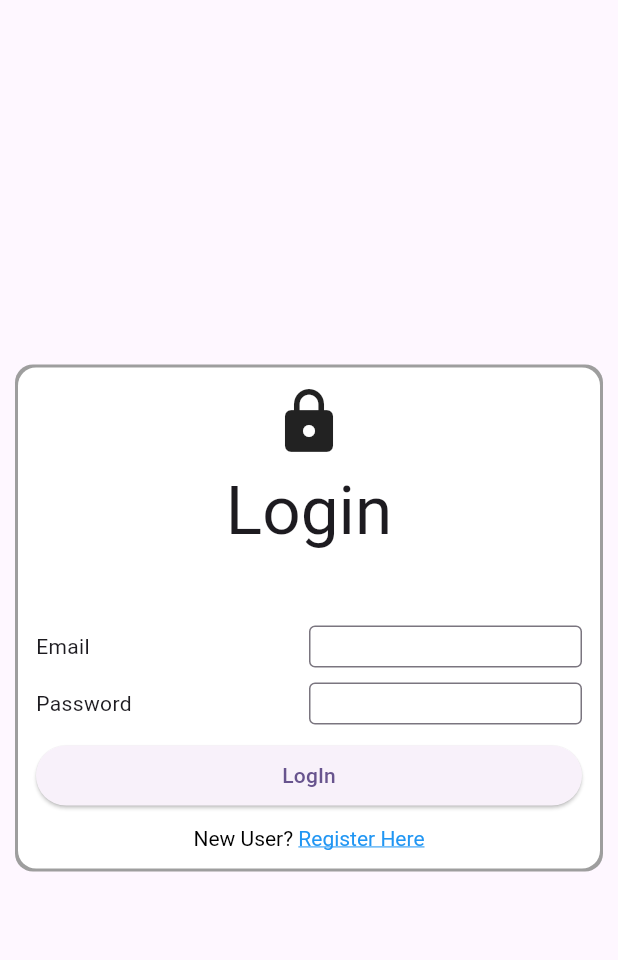
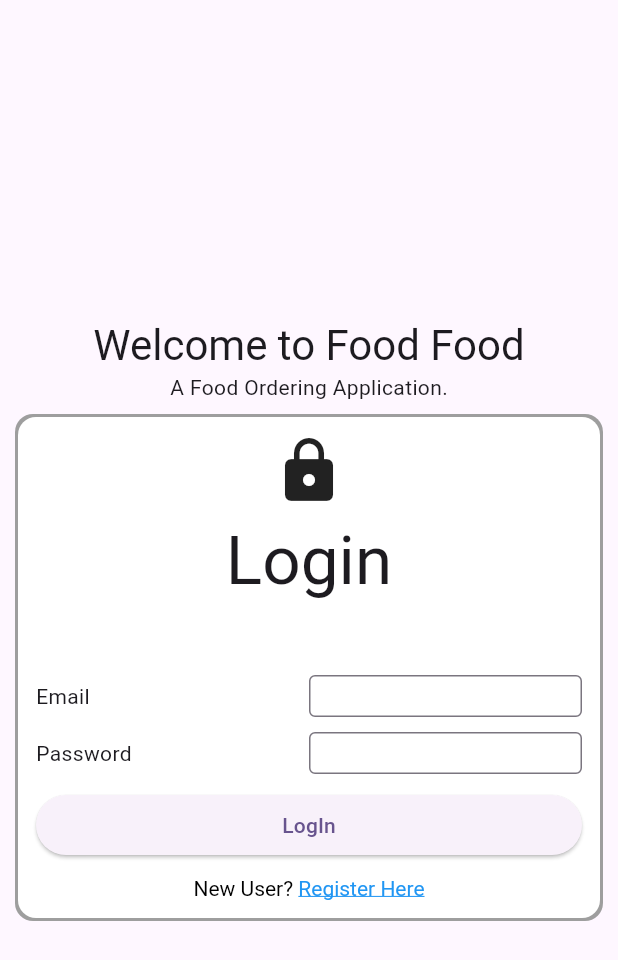
Before and after one commit to riyan-dcosta/food_food, a Flutter app: the screen it shows after launch, on a phone screen of 412 x 824 dp. Shown: the top 960 px of the screen. Run offline on Flutter 3.47's test engine with Material 3 defaults, Android fonts, the phone set to English and light mode, and no system bars; our stand-ins replace cloud_firestore, firebase_auth, firebase_core, flutter_riverpod, freezed_annotation, riverpod_annotation; accounts and stored records are empty; generated files the repository leaves out were written again.

Commit message:
code refactoring

```diff
--- a/lib/features/authentication/sign_in_page.dart
+++ b/lib/features/authentication/sign_in_page.dart
@@ -5,6 +5,7 @@ import 'package:food_food/data/authentication/app_auth.dart';
 import 'package:food_food/features/authentication/components/input_label_field.dart';
 import 'package:food_food/features/authentication/sign_up_page.dart';
 import 'package:food_food/features/common/app_constants.dart';
+import 'package:food_food/features/common/app_global_state.dart';
 import 'package:food_food/features/common/app_snackbar/app_snackbar.dart';
 import 'package:food_food/features/common/components/elevated_container.dart';
 import 'package:food_food/features/common/navigation/app_navigation.dart';
@@ -26,6 +27,7 @@ class _SignInPageState extends ConsumerState<SignInPage> {
 
   @override
   Widget build(BuildContext context) {
+    final textTheme = ref.watch(appTextThemeProvider(context));
     return EzScaffold(
       // appBar: EzAppBar(
       //     automaticallyImplyLeading: false,
@@ -37,6 +39,21 @@ class _SignInPageState extends ConsumerState<SignInPage> {
           crossAxisAlignment: CrossAxisAlignment.stretch,
           mainAxisAlignment: MainAxisAlignment.center,
           children: [
+            Column(
+              children: [
+                Text(
+                  "Welcome to Food Food",
+                  style: textTheme.headlineMedium,
+                ),
+                Text(
+                  "A Food Ordering Application.",
+                  style: textTheme.bodyMedium,
+                ),
+              ],
+            ),
+            SizedBox(
+              height: 10,
+            ),
             ElevatedContainer(
               child: Column(
                 crossAxisAlignment: CrossAxisAlignment.stretch,
@@ -52,7 +69,9 @@ class _SignInPageState extends ConsumerState<SignInPage> {
                       style: Theme.of(context).textTheme.displayMedium,
                     ),
                   ),
-                  SizedBox(height: 30,),
+                  SizedBox(
+                    height: 30,
+                  ),
                   InputLabelField(
                     label: "Email",
                     textController: emailController,
--- a/lib/features/common/app_global_state.dart
+++ b/lib/features/common/app_global_state.dart
@@ -1,4 +1,6 @@
 import 'package:cloud_firestore/cloud_firestore.dart';
+import 'package:flutter/cupertino.dart';
+import 'package:flutter/material.dart';
 import 'package:riverpod_annotation/riverpod_annotation.dart';
 
 part 'app_global_state.g.dart';
@@ -11,3 +13,8 @@ class FireStoreDB extends _$FireStoreDB {
     return db;
   }
 }
+
+@riverpod
+TextTheme appTextTheme(AppTextThemeRef ref, BuildContext context) {
+  return Theme.of(context).textTheme;
+}
--- a/lib/main.dart
+++ b/lib/main.dart
@@ -25,7 +25,7 @@ class MyApp extends StatelessWidget {
   @override
   Widget build(BuildContext context) {
     return MaterialApp(
-      title: 'Flutter Demo',
+      title: 'Food Food a Food Ordering Application',
       debugShowCheckedModeBanner: false,
       theme: ThemeData(
         colorScheme: ColorScheme.fromSeed(seedColor: Colors.deepPurple),
```
Also changed, not shown: lib/features/common/app_global_state.g.dart.
